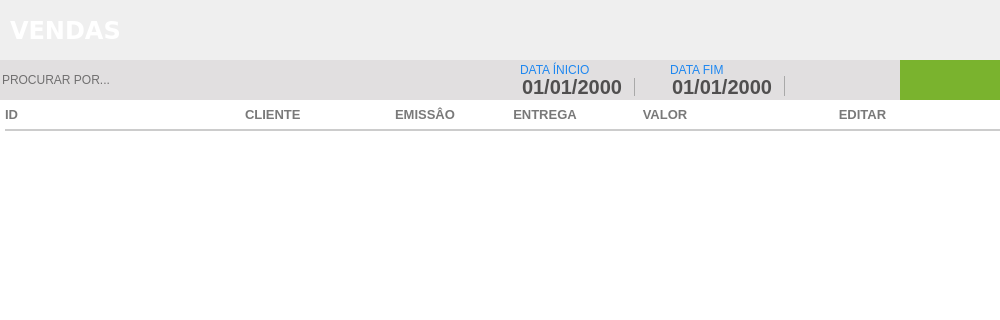
Above: controle_estoque/UI_Files/mainVendas.ui from andrersp/controleEstoque before the change; both pictures show x 0 to 1000 and y 0 to 320 of the 1000 by 600 pixel window. Below: the same form after it.
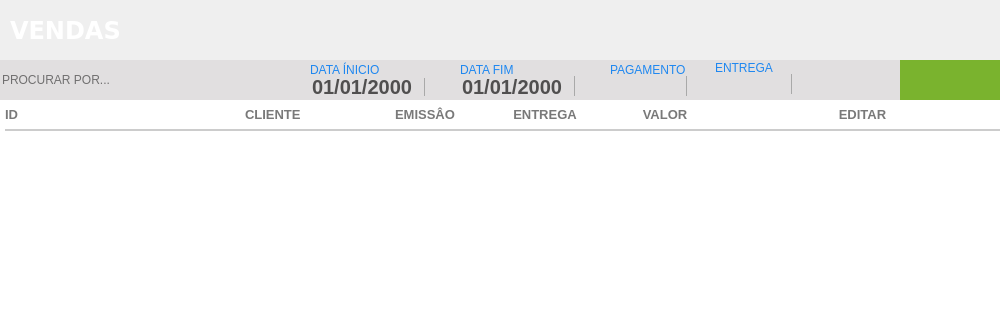
That is the form after the change. Icons and pictures are not drawn.

What changed in the file:
```diff
--- a/controle_estoque/UI_Files/mainVendas.ui
+++ b/controle_estoque/UI_Files/mainVendas.ui
@@ -106,7 +106,7 @@
       <rect>
        <x>0</x>
        <y>5</y>
-       <width>500</width>
+       <width>300</width>
        <height>30</height>
       </rect>
      </property>
@@ -127,6 +127,9 @@
      <property name="placeholderText">
       <string>PROCURAR POR...</string>
      </property>
+     <property name="clearButtonEnabled">
+      <bool>true</bool>
+     </property>
     </widget>
     <widget class="QPushButton" name="bt_PrintRelatVendas">
      <property name="geometry">
@@ -161,7 +164,7 @@
     <widget class="QDateEdit" name="dt_InicioVenda">
      <property name="geometry">
       <rect>
-       <x>520</x>
+       <x>310</x>
        <y>16</y>
        <width>140</width>
        <height>20</height>
@@ -200,7 +203,7 @@
     <widget class="QLabel" name="lb_FormVenda_21">
      <property name="geometry">
       <rect>
-       <x>520</x>
+       <x>310</x>
        <y>2</y>
        <width>120</width>
        <height>16</height>
@@ -222,7 +225,7 @@
     <widget class="QLabel" name="lb_FormVenda_22">
      <property name="geometry">
       <rect>
-       <x>670</x>
+       <x>460</x>
        <y>2</y>
        <width>120</width>
        <height>16</height>
@@ -244,7 +247,7 @@
     <widget class="QDateEdit" name="dt_FimVenda">
      <property name="geometry">
       <rect>
-       <x>670</x>
+       <x>460</x>
        <y>16</y>
        <width>140</width>
        <height>20</height>
@@ -280,6 +283,118 @@
       <bool>true</bool>
      </property>
     </widget>
+    <widget class="QLabel" name="lb_FormVenda_29">
+     <property name="geometry">
+      <rect>
+       <x>610</x>
+       <y>2</y>
+       <width>95</width>
+       <height>16</height>
+      </rect>
+     </property>
+     <property name="styleSheet">
+      <string notr="true">QLabel{
+font-size: 12px;
+font-family: &quot;Arial Unicode MS&quot;;
+
+color:#1E87F0;
+border: none;
+}</string>
+     </property>
+     <property name="text">
+      <string>PAGAMENTO</string>
+     </property>
+    </widget>
+    <widget class="QComboBox" name="cb_pagamento">
+     <property name="geometry">
+      <rect>
+       <x>610</x>
+       <y>16</y>
+       <width>95</width>
+       <height>20</height>
+      </rect>
+     </property>
+     <property name="styleSheet">
+      <string notr="true">QComboBox{
+background: #E1DFE0;
+border: none;
+font-family: &quot;Arial&quot;;
+font-size: 11px;
+font-weight: bold;
+color: rgb(80,79,79)
+}
+ QComboBox::drop-down {
+     subcontrol-origin: padding;
+     subcontrol-position: top right;
+     width: 18px;
+     border-left-width: 1px;
+     border-left-color: darkgray;
+     border-left-style: solid; /* just a single line */
+     border-top-right-radius: 3px; /* same radius as the QComboBox */
+     border-bottom-right-radius: 3px;
+ }
+QComboBox::down-arrow {
+     image: url(&quot;+self.resourcepath('Images/down.png')+&quot;);
+ }
+</string>
+     </property>
+    </widget>
+    <widget class="QLabel" name="lb_FormVenda_30">
+     <property name="geometry">
+      <rect>
+       <x>715</x>
+       <y>0</y>
+       <width>95</width>
+       <height>16</height>
+      </rect>
+     </property>
+     <property name="styleSheet">
+      <string notr="true">QLabel{
+font-size: 12px;
+font-family: &quot;Arial Unicode MS&quot;;
+
+color:#1E87F0;
+border: none;
+}</string>
+     </property>
+     <property name="text">
+      <string>ENTREGA</string>
+     </property>
+    </widget>
+    <widget class="QComboBox" name="cb_entrega">
+     <property name="geometry">
+      <rect>
+       <x>715</x>
+       <y>14</y>
+       <width>95</width>
+       <height>20</height>
+      </rect>
+     </property>
+     <property name="styleSheet">
+      <string notr="true">QComboBox{
+background: #E1DFE0;
+border: none;
+font-family: &quot;Arial&quot;;
+font-size: 11px;
+font-weight: bold;
+color: rgb(80,79,79)
+}
+ QComboBox::drop-down {
+     subcontrol-origin: padding;
+     subcontrol-position: top right;
+     width: 18px;
+     border-left-width: 1px;
+     border-left-color: darkgray;
+     border-left-style: solid; /* just a single line */
+     border-top-right-radius: 3px; /* same radius as the QComboBox */
+     border-bottom-right-radius: 3px;
+ }
+QComboBox::down-arrow {
+     image: url(&quot;+self.resourcepath('Images/down.png')+&quot;);
+ }
+</string>
+     </property>
+    </widget>
    </widget>
    <widget class="QFrame" name="ct_containerVendas">
     <property name="geometry">
```
Left out of the diff: 6 changed lines with no effect on the pictures.
